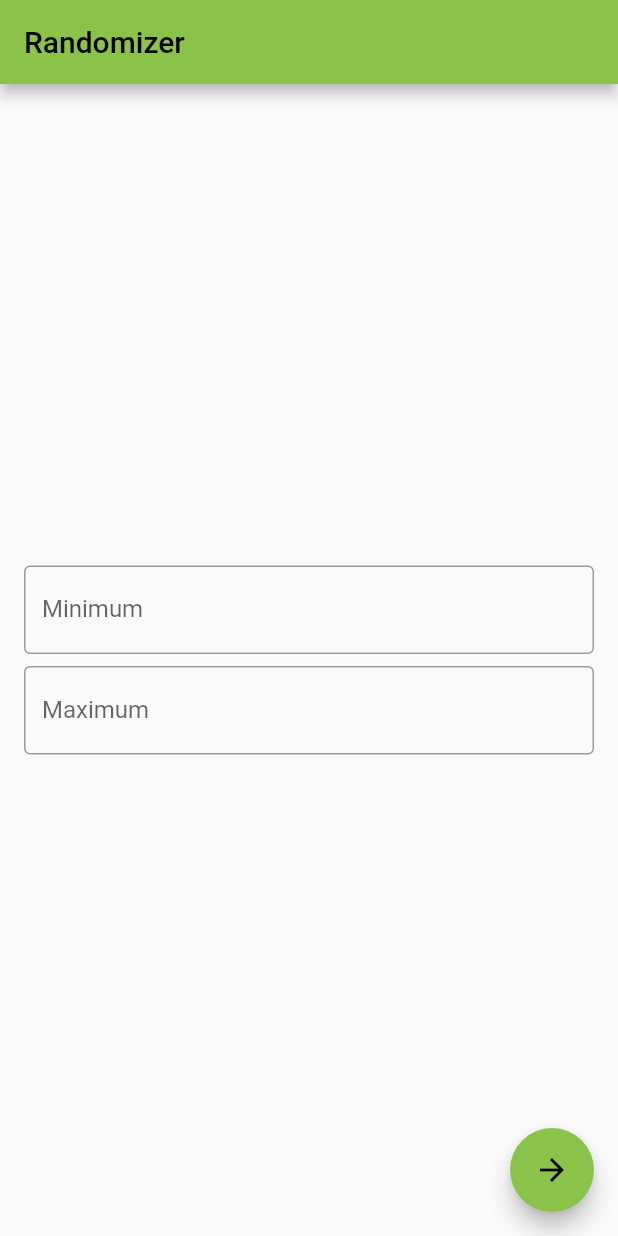
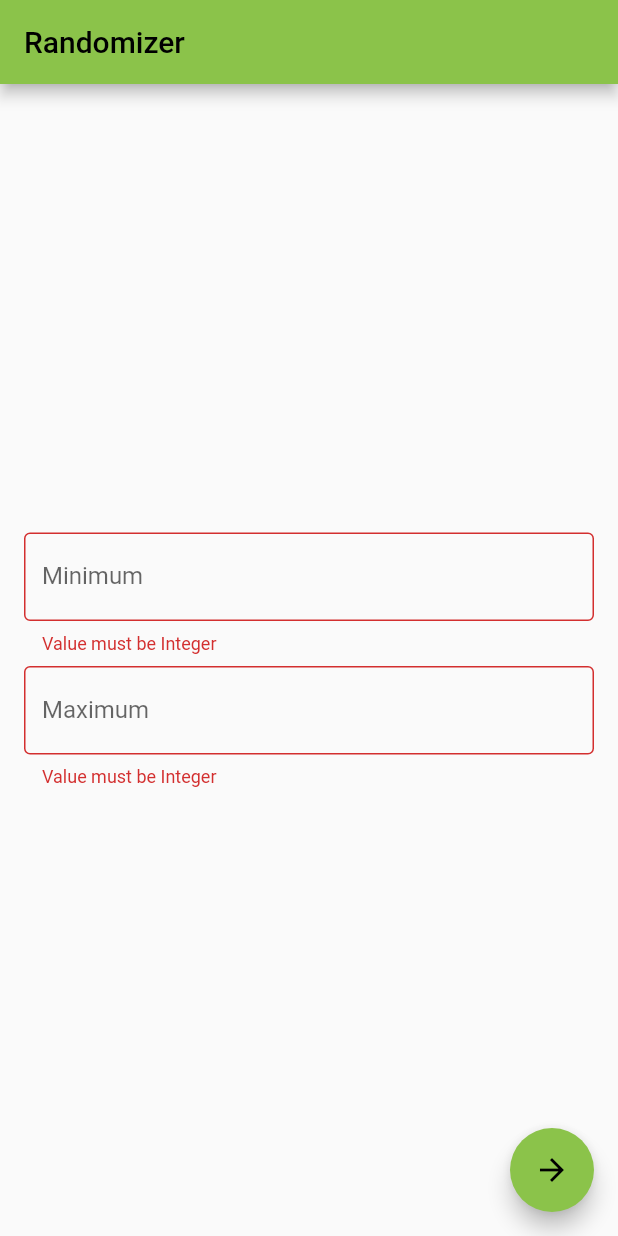
Before and after one commit to kartikcpp/flutter_application_1, a Flutter app: the screen it shows after launch, after a tap on the "arrow forward" icon, on a phone screen of 412 x 824 dp. Run offline on Flutter 3.47's test engine with Material 2 defaults, Android fonts, the phone set to English and light mode, and no system bars.

Commit message:
first app

```diff
--- /dev/null
+++ b/lib/random_form.dart
@@ -0,0 +1,62 @@
+import 'package:flutter/material.dart';
+class RandomFormWidget extends StatelessWidget {
+
+  final void Function(int value) minValueSetter;
+  final void Function(int value) maxValueSetter;
+  const RandomFormWidget({
+    Key? key,
+    required this.formKey,
+    required this.minValueSetter,
+    required this.maxValueSetter
+  }) : super(key: key);
+
+  final GlobalKey<FormState> formKey;
+
+  @override
+  Widget build(BuildContext context) {
+    return Form(
+      key:formKey,
+        child: Padding(
+      padding: const EdgeInsets.all(16),
+      child: Column(mainAxisAlignment: MainAxisAlignment.center, children: [
+        RandomTextFormFieldWidget(
+          labelText: 'Minimum',
+          intValueSetter:minValueSetter,
+        ),
+        SizedBox(height: 8),
+        RandomTextFormFieldWidget(
+          labelText: 'Maximum',
+          intValueSetter: maxValueSetter,
+        )
+      ]),
+    ));
+  }
+}
+
+class RandomTextFormFieldWidget extends StatelessWidget {
+  const RandomTextFormFieldWidget({
+    required this.labelText,
+    required this.intValueSetter,
+    Key? key,
+  }) : super(key: key);
+
+  final void Function(int value) intValueSetter;
+
+  final String labelText;
+  @override
+  Widget build(BuildContext context) {
+    return TextFormField(
+      onSaved: (newValue) => intValueSetter(int.parse(newValue ?? '0')),
+      keyboardType: TextInputType.number,
+      validator: (value) {
+        if ( value == null || int.tryParse(value) == null) {
+          return 'Value must be Integer';
+        } else {
+          return null;
+        }
+      },
+      decoration: InputDecoration(
+          border: OutlineInputBorder(), labelText: this.labelText),
+    );
+  }
+}
--- a/lib/range_selector.dart
+++ b/lib/range_selector.dart
@@ -1,4 +1,7 @@
 import 'package:flutter/material.dart';
+import 'package:flutter_application_1/randomizer-page.dart';
+
+import './random_form.dart';
 
 class RangeSelector extends StatefulWidget {
   const RangeSelector({Key? key}) : super(key: key);
@@ -19,6 +22,7 @@ class RangeSelector extends StatefulWidget {
 class _RangeSelectorState extends State<RangeSelector> {
   int _min = 0;
   int _max = 0;
+  final formKey = GlobalKey<FormState>();
 
   @override
   Widget build(BuildContext context) {
@@ -33,54 +37,20 @@ class _RangeSelectorState extends State<RangeSelector> {
       appBar: AppBar(
         title: Text('Randomizer'),
       ),
-      body: Form(
-
-          child: Padding(
-        padding: const EdgeInsets.all(16),
-        child: Column(mainAxisAlignment: MainAxisAlignment.center, children: [
-          RandomTextFormFieldWidget(
-            labelText: 'Minimum',
-            intValueSetter: (value) => _min = value,
-          ),
-          SizedBox(height: 8),
-          RandomTextFormFieldWidget(
-            labelText: 'Maximum',
-            intValueSetter: (value) => _max = value,
-          )
-        ]),
-      )),
+      body: RandomFormWidget(
+        formKey: formKey,
+        minValueSetter: (value) => _min = value,
+        maxValueSetter: (value) => _max = value,
+      ),
       floatingActionButton: FloatingActionButton(
         child: Icon(Icons.arrow_forward),
-        onPressed: () {},
+        onPressed: () {
+          if (formKey.currentState?.validate() == true) {
+            formKey.currentState?.save();
+            Navigator.of(context).push(MaterialPageRoute(builder: (context)=>RandomizerPage(min: _min, max: _max)));
+          }
+        },
       ),
     );
   }
 }
-
-class RandomTextFormFieldWidget extends StatelessWidget {
-  const RandomTextFormFieldWidget({
-    required this.labelText,
-    required this.intValueSetter,
-    Key? key,
-  }) : super(key: key);
-
-  final void Function(int value) intValueSetter;
-
-  final String labelText;
-  @override
-  Widget build(BuildContext context) {
-    return TextFormField(
-      onSaved: (newValue) => intValueSetter(int.parse(newValue ?? '0')),
-      keyboardType: TextInputType.number,
-      validator: (value) {
-        if ( value == null || int.tryParse(value) == null) {
-          return 'Value must be Integer';
-        } else {
-          return null;
-        }
-      },
-      decoration: InputDecoration(
-          border: OutlineInputBorder(), labelText: this.labelText),
-    );
-  }
-}
```
Also changed, not shown: lib/randomizer-page.dart (added, +38 -0 lines).
